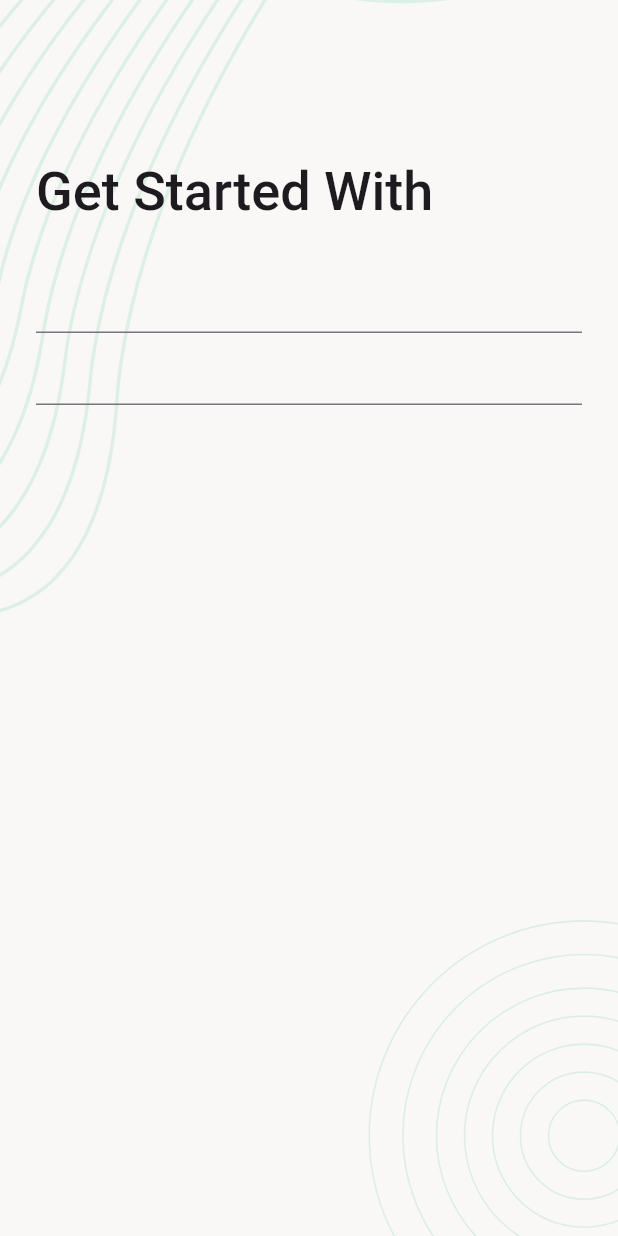
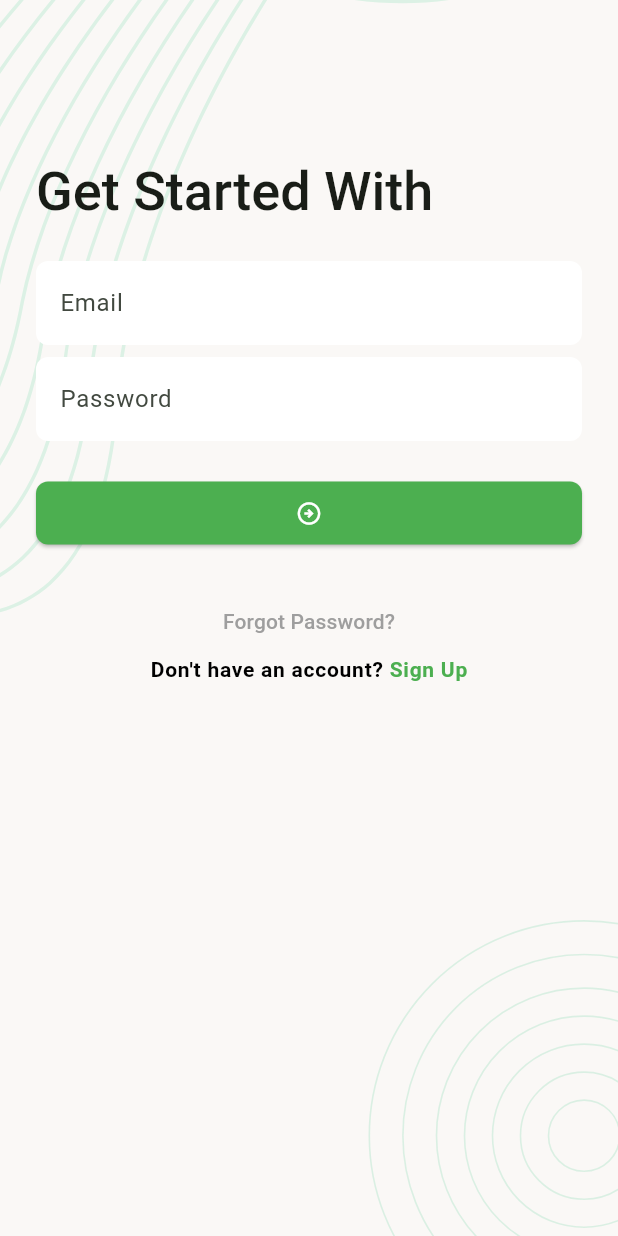
Before and after one commit to Ibrahim-K98han/task_manager, a Flutter app: the screen it shows after launch, on a phone screen of 412 x 824 dp. Run offline on Flutter 3.47's test engine with Material 3 defaults, Android fonts, the phone set to English and light mode, and no system bars; our stand-ins replace flutter_svg.

Commit message:
sign in screen ui done

```diff
--- a/lib/app.dart
+++ b/lib/app.dart
@@ -1,16 +1,61 @@
 import 'package:flutter/material.dart';
 import 'package:task_manager/ui/screens/splash_screen.dart';
 
-class TaskManagerApp extends StatelessWidget {
+import 'ui/utils/app_colors.dart';
+
+class TaskManagerApp extends StatefulWidget {
   const TaskManagerApp({super.key});
 
+  @override
+  State<TaskManagerApp> createState() => _TaskManagerAppState();
+}
+
+class _TaskManagerAppState extends State<TaskManagerApp> {
   @override
   Widget build(BuildContext context) {
     return MaterialApp(
       theme: ThemeData(
+        colorSchemeSeed: AppColors.themeColor,
         textTheme: TextTheme(),
+        inputDecorationTheme: _inputDecorationTheme(),
+        elevatedButtonTheme: _elevatedButtonThemeData(),
       ),
       home: SplashScreen(),
     );
   }
+
+  ElevatedButtonThemeData _elevatedButtonThemeData() {
+    return ElevatedButtonThemeData(
+      style: ElevatedButton.styleFrom(
+        backgroundColor: AppColors.themeColor,
+        foregroundColor: Colors.white,
+        padding: const EdgeInsets.symmetric(
+          horizontal: 16,
+          vertical: 12,
+        ),
+        fixedSize: const Size.fromWidth(double.maxFinite),
+        shape: RoundedRectangleBorder(
+          borderRadius: BorderRadius.circular(8),
+        ),
+      ),
+    );
+  }
+
+  InputDecorationTheme _inputDecorationTheme() {
+    return InputDecorationTheme(
+      fillColor: Colors.white,
+      filled: true,
+      border: _inputBorder(),
+      enabledBorder: _inputBorder(),
+      errorBorder: _inputBorder(),
+      focusedBorder: _inputBorder(),
+    );
+  }
+
+  OutlineInputBorder _inputBorder() {
+    return OutlineInputBorder(
+      borderSide: BorderSide.none,
+      borderRadius: BorderRadius.circular(8),
+    );
+  }
 }
--- a/lib/ui/screens/sign_in_screen.dart
+++ b/lib/ui/screens/sign_in_screen.dart
@@ -1,4 +1,6 @@
+import 'package:flutter/gestures.dart';
 import 'package:flutter/material.dart';
+import 'package:task_manager/ui/utils/app_colors.dart';
 import 'package:task_manager/ui/widgets/screen_background.dart';
 
 class SignInScreen extends StatefulWidget {
@@ -13,12 +15,14 @@ class _SignInScreenState extends State<SignInScreen> {
   Widget build(BuildContext context) {
     TextTheme textTheme = Theme.of(context).textTheme;
     return Scaffold(
+      // resizeToAvoidBottomInset: false,
       body: ScreenBackground(
+        child: SingleChildScrollView(
           child: Padding(
             padding: const EdgeInsets.all(24),
             child: Column(
               crossAxisAlignment: CrossAxisAlignment.start,
-            children: [
+              children: <Widget>[
                 const SizedBox(
                   height: 82,
                 ),
@@ -30,12 +34,85 @@ class _SignInScreenState extends State<SignInScreen> {
                 const SizedBox(
                   height: 24,
                 ),
-              TextFormField(),
-              TextFormField(),
+                _buildSignInForm(),
+                const SizedBox(
+                  height: 24,
+                ),
+                Center(
+                  child: Column(
+                    children: [
+                      TextButton(
+                        onPressed: _onTapForgotPasswordButton,
+                        child: const Text(
+                          'Forgot Password?',
+                          style: TextStyle(
+                            color: Colors.grey,
+                          ),
+                        ),
+                      ),
+                      _buildSignUpSection(),
                     ],
+                  ),
+                ),
+              ],
+            ),
           ),
         ),
       ),
     );
   }
+
+  Widget _buildSignInForm() {
+    return Column(
+      children: [
+        TextFormField(
+          decoration: const InputDecoration(hintText: 'Email'),
+        ),
+        const SizedBox(
+          height: 8,
+        ),
+        TextFormField(
+          decoration: const InputDecoration(hintText: 'Password'),
+        ),
+        const SizedBox(
+          height: 24,
+        ),
+        ElevatedButton(
+          onPressed: _onTapNextButton,
+          child: const Icon(Icons.arrow_circle_right_outlined),
+        ),
+      ],
+    );
   }
+
+  Widget _buildSignUpSection() {
+    return RichText(
+      text: TextSpan(
+        style: const TextStyle(
+          color: Colors.black,
+          fontWeight: FontWeight.w600,
+          fontSize: 14,
+          letterSpacing: 0.5,
+        ),
+        text: 'Don\'t have an account? ',
+        children: [
+          TextSpan(
+            text: 'Sign Up',
+            style: const TextStyle(
+              color: AppColors.themeColor,
+            ),
+            recognizer: TapGestureRecognizer()..onTap = _onTapSignUp,
+          ),
+        ],
+      ),
+    );
+  }
+
+  void _onTapForgotPasswordButton() {
+    // TODO: implement on tap forgot password
+  }
+  void _onTapNextButton() {
+    // TODO: implement on tap next button
+  }
+  void _onTapSignUp() {}
+}
--- /dev/null
+++ b/lib/ui/utils/app_colors.dart
@@ -0,0 +1,5 @@
+import 'package:flutter/material.dart';
+
+class AppColors{
+  static const Color themeColor = Colors.green;
+}
```
Lines whose indentation alone changed are shown as unchanged.
